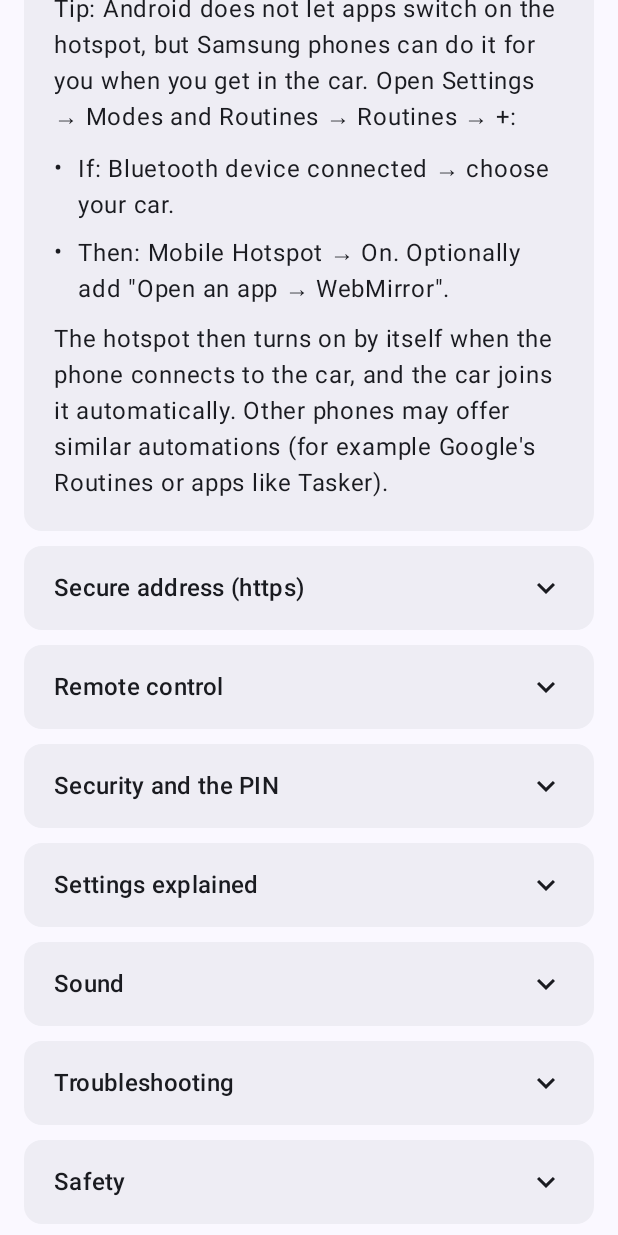
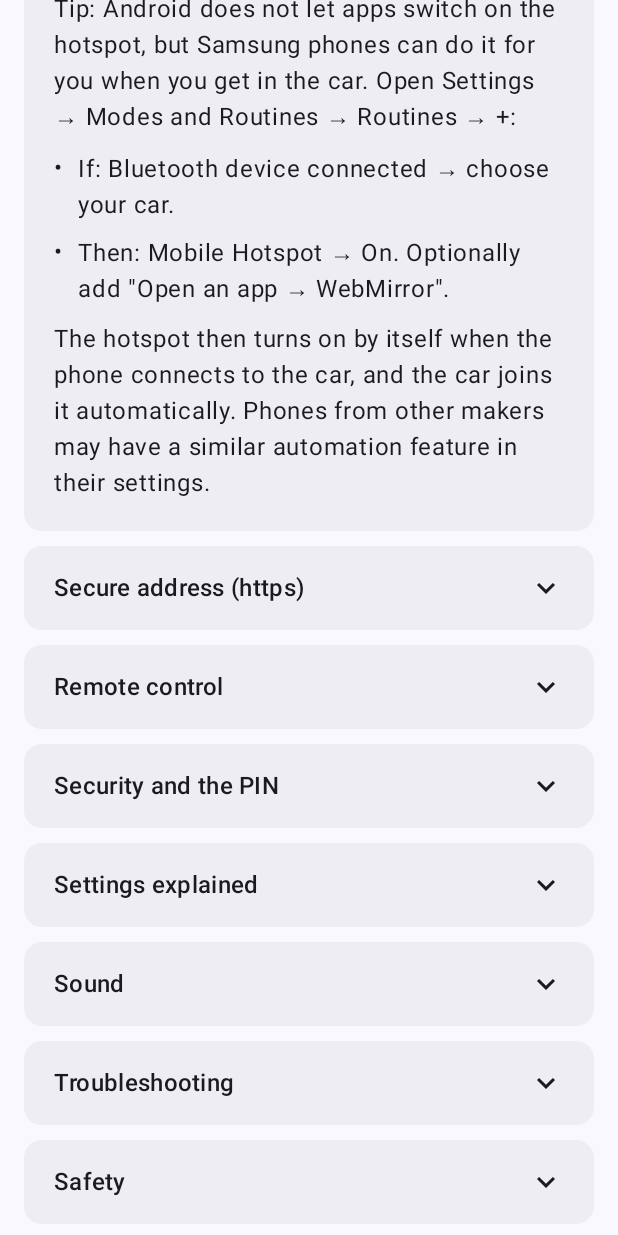
Before and after one commit to danyk20/WebMirror, an Android app built with Jetpack Compose: the composable HelpScreen shown on its own in the app's theme, scrolled down 640 dp, on a phone screen of 412 x 824 dp. Run offline under Robolectric (Android 15) with nearby library versions, the phone set to English and light mode, and no system bars; 1 statement that could not run was skipped.

Commit message:
Help: hotspot tip wording
Co-Authored-By: Claude Opus 5.5 <noreply@anthropic.com>

```diff
--- a/app/src/main/java/app/webmirror/android/ui/HelpPage.kt
+++ b/app/src/main/java/app/webmirror/android/ui/HelpPage.kt
@@ -76,7 +76,7 @@ internal val HELP_SECTIONS: List<HelpSection> = listOf(
                 "If: Bluetooth device connected → choose your car.",
                 "Then: Mobile Hotspot → On. Optionally add \"Open an app → WebMirror\".",
             ),
-            p("The hotspot then turns on by itself when the phone connects to the car, and the car joins it automatically. Other phones may offer similar automations (for example Google's Routines or apps like Tasker)."),
+            p("The hotspot then turns on by itself when the phone connects to the car, and the car joins it automatically. Phones from other makers may have a similar automation feature in their settings."),
         ),
     ),
     HelpSection(
```
